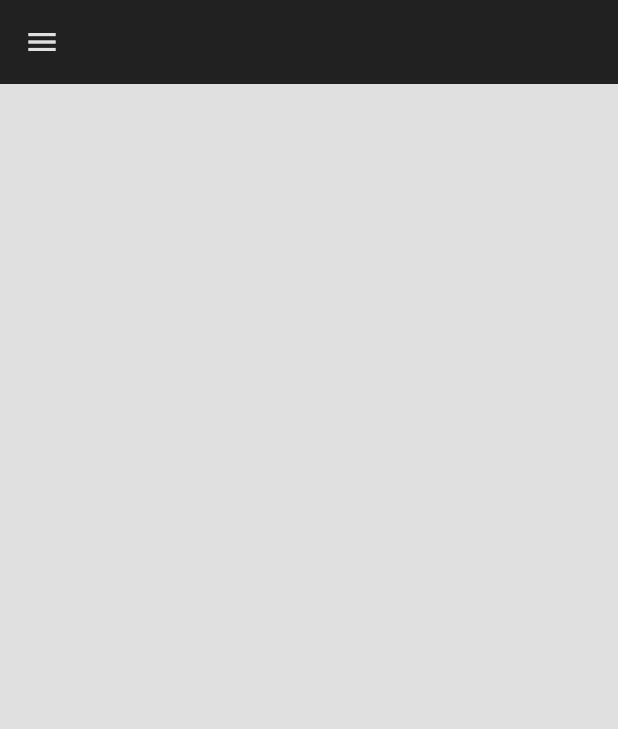
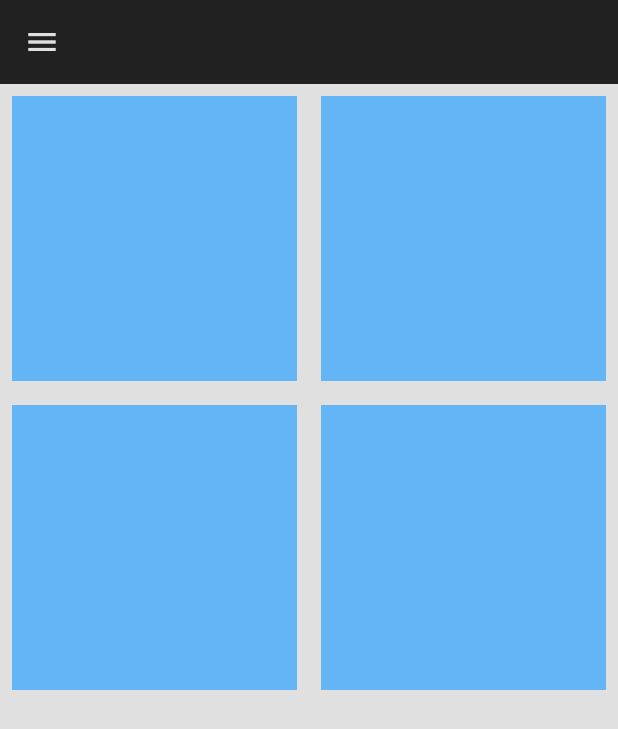
Before and after one commit to WieRuindl/flutter_responsive_design_app, a Flutter app: the screen it shows after launch, on a phone screen of 412 x 824 dp. Shown: the top 729 px of the screen. Run offline on Flutter 3.47's test engine with Material 3 defaults, Android fonts, the light colour scheme and no system bars.

Commit message:
added MyBox component

```diff
--- /dev/null
+++ b/lib/components/my_box.dart
@@ -0,0 +1,15 @@
+import 'package:flutter/material.dart';
+
+class MyBox extends StatelessWidget {
+  const MyBox({super.key});
+
+  @override
+  Widget build(BuildContext context) {
+    return Padding(
+      padding: const EdgeInsets.all(8.0),
+      child: Container(
+        color: Colors.blue[300],
+      ),
+    );
+  }
+}
--- a/lib/responsive/layouts/mobile_layout.dart
+++ b/lib/responsive/layouts/mobile_layout.dart
@@ -1,4 +1,6 @@
+import 'package:flutter/cupertino.dart';
 import 'package:flutter/material.dart';
+import 'package:flutter_responsive_design_app/components/my_box.dart';
 import 'package:flutter_responsive_design_app/components/my_drawer.dart';
 
 class MobileLayout extends StatelessWidget {
@@ -13,6 +15,21 @@ class MobileLayout extends StatelessWidget {
       ),
       backgroundColor: Colors.grey[300],
       drawer: myDrawer,
+      body: Column(
+        children: [
+          AspectRatio(
+            aspectRatio: 1,
+            child: SizedBox(
+              width: double.infinity,
+              child: GridView.builder(
+                itemCount: 4,
+                gridDelegate: const SliverGridDelegateWithFixedCrossAxisCount(crossAxisCount: 2),
+                itemBuilder: (context, index) => const MyBox(),
+              ),
+            ),
+          )
+        ],
+      ),
     );
   }
 }
```
